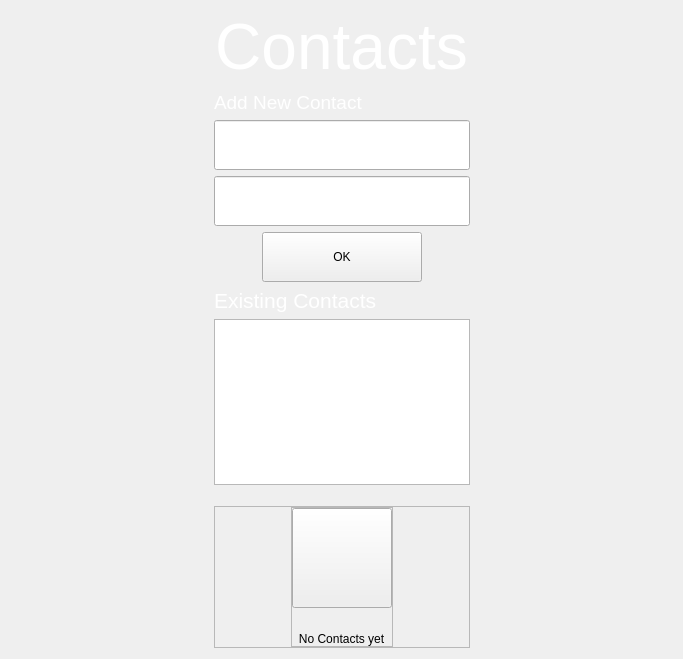
eons-finance/ALQO, file src/qt/forms/addresseswidget.ui: the form before one commit.
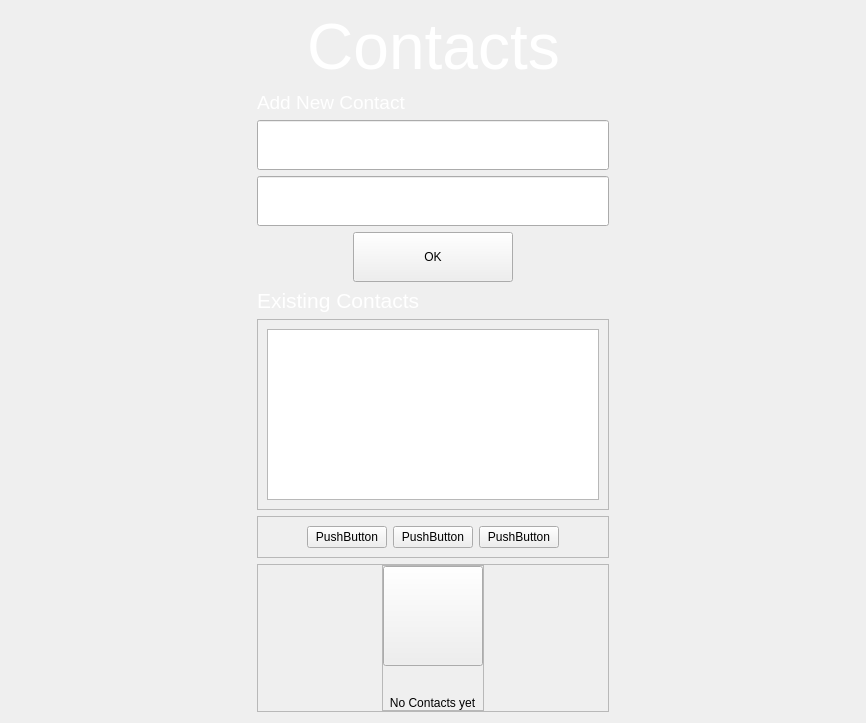
The form after the commit.

Patch:
```diff
--- a/src/qt/forms/addresseswidget.ui
+++ b/src/qt/forms/addresseswidget.ui
@@ -6,14 +6,14 @@
    <rect>
     <x>0</x>
     <y>0</y>
-    <width>683</width>
-    <height>659</height>
+    <width>866</width>
+    <height>723</height>
    </rect>
   </property>
   <property name="windowTitle">
    <string>Form</string>
   </property>
-  <layout class="QVBoxLayout" name="verticalLayout_5">
+  <layout class="QVBoxLayout" name="verticalLayout_8">
    <item>
     <layout class="QVBoxLayout" name="verticalLayout_3">
      <item>
@@ -56,19 +56,6 @@
        </item>
       </layout>
      </item>
-     <item>
-      <spacer name="verticalSpacer_4">
-       <property name="orientation">
-        <enum>Qt::Vertical</enum>
-       </property>
-       <property name="sizeHint" stdset="0">
-        <size>
-         <width>20</width>
-         <height>40</height>
-        </size>
-       </property>
-      </spacer>
-     </item>
      <item>
       <layout class="QHBoxLayout" name="horizontalLayout_2">
        <item>
@@ -243,24 +230,86 @@
          <item>
           <layout class="QVBoxLayout" name="verticalLayout_4">
            <item>
-            <widget class="QListView" name="listAddresses">
-             <property name="mouseTracking">
-              <bool>true</bool>
+            <widget class="QFrame" name="framecontacts">
+             <property name="frameShape">
+              <enum>QFrame::StyledPanel</enum>
              </property>
+             <property name="frameShadow">
+              <enum>QFrame::Raised</enum>
+             </property>
+             <layout class="QVBoxLayout" name="verticalLayout_5">
+              <item>
+               <widget class="QListView" name="listAddresses">
+                <property name="mouseTracking">
+                 <bool>true</bool>
+                </property>
+               </widget>
+              </item>
+             </layout>
             </widget>
            </item>
            <item>
-            <spacer name="verticalSpacer_2">
-             <property name="orientation">
-              <enum>Qt::Vertical</enum>
+            <widget class="QFrame" name="framemodify">
+             <property name="frameShape">
+              <enum>QFrame::StyledPanel</enum>
              </property>
-             <property name="sizeHint" stdset="0">
-              <size>
-               <width>20</width>
-               <height>40</height>
-              </size>
+             <property name="frameShadow">
+              <enum>QFrame::Raised</enum>
              </property>
-            </spacer>
+             <layout class="QVBoxLayout" name="verticalLayout_6">
+              <item>
+               <layout class="QHBoxLayout" name="horizontalLayout_5">
+                <item>
+                 <spacer name="horizontalSpacer_8">
+                  <property name="orientation">
+                   <enum>Qt::Horizontal</enum>
+                  </property>
+                  <property name="sizeHint" stdset="0">
+                   <size>
+                    <width>40</width>
+                    <height>20</height>
+                   </size>
+                  </property>
+                 </spacer>
+                </item>
+                <item>
+                 <widget class="QPushButton" name="btnCopy">
+                  <property name="text">
+                   <string>PushButton</string>
+                  </property>
+                 </widget>
+                </item>
+                <item>
+                 <widget class="QPushButton" name="btnEdit">
+                  <property name="text">
+                   <string>PushButton</string>
+                  </property>
+                 </widget>
+                </item>
+                <item>
+                 <widget class="QPushButton" name="btnDelete">
+                  <property name="text">
+                   <string>PushButton</string>
+                  </property>
+                 </widget>
+                </item>
+                <item>
+                 <spacer name="horizontalSpacer_9">
+                  <property name="orientation">
+                   <enum>Qt::Horizontal</enum>
+                  </property>
+                  <property name="sizeHint" stdset="0">
+                   <size>
+                    <width>40</width>
+                    <height>20</height>
+                   </size>
+                  </property>
+                 </spacer>
+                </item>
+               </layout>
+              </item>
+             </layout>
+            </widget>
            </item>
            <item>
             <widget class="QFrame" name="emptyContainer">
@@ -381,6 +430,19 @@
            </item>
           </layout>
          </item>
+         <item>
+          <spacer name="verticalSpacer_2">
+           <property name="orientation">
+            <enum>Qt::Vertical</enum>
+           </property>
+           <property name="sizeHint" stdset="0">
+            <size>
+             <width>20</width>
+             <height>40</height>
+            </size>
+           </property>
+          </spacer>
+         </item>
         </layout>
        </item>
        <item>
```
